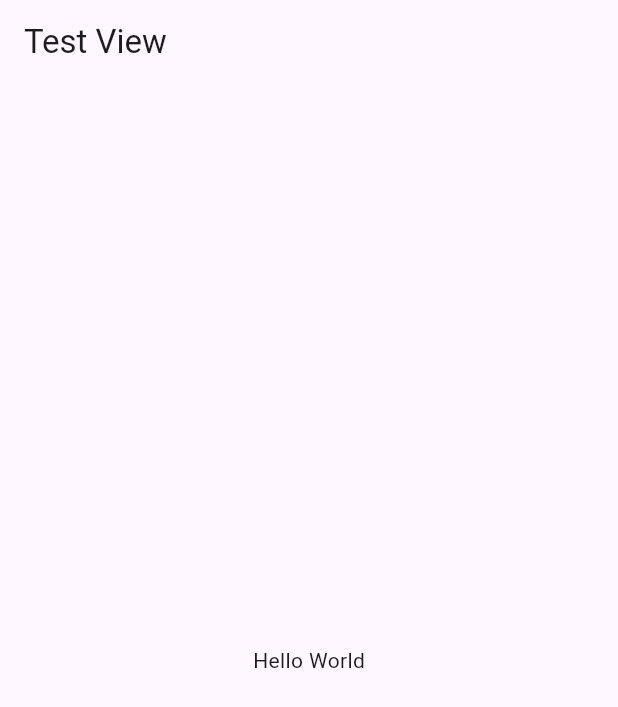
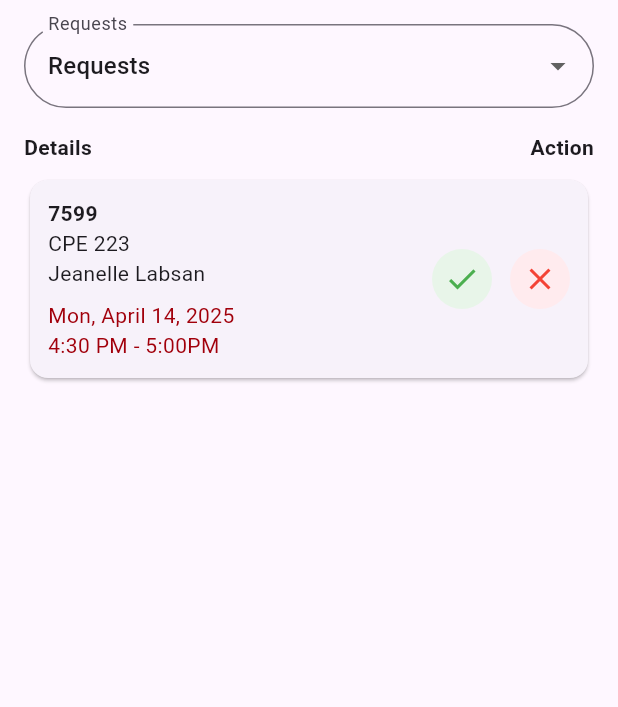
Before and after one commit to allenvincentt/UM-Consultation-App, a Flutter app: the screen it shows after launch, on a phone screen of 412 x 824 dp. Shown: the top 707 px of the screen. Run offline on Flutter 3.47's test engine with Material 3 defaults, Android fonts, the phone set to English and light mode, and no system bars.

Commit message:
FacultyView

```diff
--- a/lib/main.dart
+++ b/lib/main.dart
@@ -1,8 +1,8 @@
 import 'package:flutter/material.dart';
-import 'views/test_view.dart';
+import 'package:um_consultation_app/views/faculty.dart';
 
 void main() {
   runApp(MaterialApp(
-    home: TestView(),
+    home: FacultyView(),
   ));
 }
--- a/lib/viewmodels/test_viewmodels.dart
+++ /dev/null
@@ -1,3 +0,0 @@
-class TestViewModel {
-  String message = "Hello World";
-}
--- /dev/null
+++ b/lib/views/faculty.dart
@@ -0,0 +1,245 @@
+import 'package:flutter/material.dart';
+import '../viewmodels/faculty_viewmodel.dart';
+
+class FacultyView extends StatefulWidget {
+  @override
+  _FacultyViewState createState() => _FacultyViewState();
+}
+
+class _FacultyViewState extends State<FacultyView> {
+  String selectedTab = 'Requests';
+  final List<String> options = ['Requests', 'Consultations'];
+
+  // Only one request to manage
+  bool requestVisible = true;
+
+  // Consultation data
+  String? consultationStatus;
+  String? disapprovalReason;
+
+  @override
+  Widget build(BuildContext context) {
+    return Scaffold(
+      body: SafeArea(
+        child: Column(
+          children: [
+            // Dropdown
+            Padding(
+              padding: const EdgeInsets.all(16.0),
+              child: DropdownButtonFormField<String>(
+                decoration: InputDecoration(
+                  labelText: selectedTab,
+                  border: OutlineInputBorder(
+                    borderSide: BorderSide(color: Colors.red),
+                    borderRadius: BorderRadius.circular(30),
+                  ),
+                ),
+                value: selectedTab,
+                items: options
+                    .map((String value) => DropdownMenuItem<String>(
+                          value: value,
+                          child: Text(value),
+                        ))
+                    .toList(),
+                onChanged: (String? newValue) {
+                  if (newValue != null) {
+                    setState(() {
+                      selectedTab = newValue;
+                    });
+                  }
+                },
+              ),
+            ),
+
+            // Headers
+            Padding(
+              padding: const EdgeInsets.symmetric(horizontal: 16.0),
+              child: Row(
+                mainAxisAlignment: MainAxisAlignment.spaceBetween,
+                children: [
+                  const Text('Details', style: TextStyle(fontWeight: FontWeight.bold)),
+                  Text(selectedTab == 'Requests' ? 'Action' : 'Status',
+                      style: const TextStyle(fontWeight: FontWeight.bold)),
+                ],
+              ),
+            ),
+
+            // Content
+            Expanded(
+              child: ListView(
+                children: [
+                  if (selectedTab == 'Requests' && requestVisible)
+                    _buildRequestCard(context),
+                  if (selectedTab == 'Consultations' && consultationStatus != null)
+                    _buildConsultationCard(context),
+                ],
+              ),
+            ),
+          ],
+        ),
+      ),
+    );
+  }
+
+  Widget _buildRequestCard(BuildContext context) {
+    return Padding(
+      padding: const EdgeInsets.symmetric(horizontal: 16, vertical: 8),
+      child: Card(
+        child: Padding(
+          padding: const EdgeInsets.all(12.0),
+          child: Row(
+            mainAxisAlignment: MainAxisAlignment.spaceBetween,
+            children: [
+              _buildDetailsColumn(),
+              Row(
+                children: [
+                  GestureDetector(
+                    onTap: () {
+                      setState(() {
+                        requestVisible = false;
+                        consultationStatus = 'Approved';
+                        disapprovalReason = null;
+                      });
+                    },
+                    child: CircleAvatar(
+                      backgroundColor: Colors.green.shade50,
+                      child: Icon(Icons.check, color: Colors.green),
+                    ),
+                  ),
+                  const SizedBox(width: 12),
+                  GestureDetector(
+                    onTap: () => _promptDisapprovalReason(context),
+                    child: CircleAvatar(
+                      backgroundColor: Colors.red.shade50,
+                      child: Icon(Icons.close, color: Colors.red),
+                    ),
+                  ),
+                ],
+              ),
+            ],
+          ),
+        ),
+      ),
+    );
+  }
+
+  Widget _buildConsultationCard(BuildContext context) {
+    Color bgColor;
+    Color textColor;
+
+    switch (consultationStatus) {
+      case 'Approved':
+        bgColor = Colors.green.shade50;
+        textColor = Colors.green;
+        break;
+      case 'Disapproved':
+        bgColor = Colors.red.shade50;
+        textColor = Colors.red;
+        break;
+      default:
+        bgColor = Colors.grey.shade200;
+        textColor = Colors.grey;
+    }
+
+    return Padding(
+      padding: const EdgeInsets.symmetric(horizontal: 16, vertical: 8),
+      child: Card(
+        child: Padding(
+          padding: const EdgeInsets.all(12.0),
+          child: Row(
+            mainAxisAlignment: MainAxisAlignment.spaceBetween,
+            children: [
+              _buildDetailsColumn(),
+              InkWell(
+                onTap: () {
+                  if (consultationStatus == 'Disapproved') {
+                    _showDisapprovalReason(context);
+                  }
+                },
+                borderRadius: BorderRadius.circular(20),
+                child: Container(
+                  padding: const EdgeInsets.symmetric(horizontal: 12, vertical: 6),
+                  decoration: BoxDecoration(
+                    color: bgColor,
+                    borderRadius: BorderRadius.circular(20),
+                  ),
+                  child: Text(
+                    consultationStatus!,
+                    style: TextStyle(color: textColor, fontWeight: FontWeight.w500),
+                  ),
+                ),
+              ),
+            ],
+          ),
+        ),
+      ),
+    );
+  }
+
+  Widget _buildDetailsColumn() {
+    return Column(
+      crossAxisAlignment: CrossAxisAlignment.start,
+      children: const [
+        Text('7599', style: TextStyle(fontWeight: FontWeight.bold)),
+        Text('CPE 223'),
+        Text('Jeanelle Labsan'),
+        SizedBox(height: 8),
+        Text('Mon, April 14, 2025', style: TextStyle(color: Color(0xFFA1000B)),),
+        Text('4:30 PM - 5:00PM', style: TextStyle(color: Color(0xFFA1000B)),),
+      ],
+    );
+  }
+
+  void _promptDisapprovalReason(BuildContext context) {
+    final TextEditingController controller = TextEditingController();
+
+    showDialog(
+      context: context,
+      builder: (context) => AlertDialog(
+        title: const Text('Disapprove Request'),
+        content: TextField(
+          controller: controller,
+          maxLines: 3,
+          decoration: const InputDecoration(
+            hintText: 'Enter reason for disapproval...',
+          ),
+        ),
+        actions: [
+          TextButton(
+            onPressed: () => Navigator.of(context).pop(),
+            child: const Text('Cancel'),
+          ),
+          ElevatedButton(
+            onPressed: () {
+              setState(() {
+                requestVisible = false;
+                consultationStatus = 'Disapproved';
+                disapprovalReason = controller.text.trim().isEmpty
+                    ? 'No reason provided.'
+                    : controller.text.trim();
+              });
+              Navigator.of(context).pop();
+            },
+            child: const Text('Submit'),
+          ),
+        ],
+      ),
+    );
+  }
+
+  void _showDisapprovalReason(BuildContext context) {
+    showDialog(
+      context: context,
+      builder: (context) => AlertDialog(
+        title: const Text('Disapproval Reason'),
+        content: Text(disapprovalReason ?? 'No reason provided.'),
+        actions: [
+          TextButton(
+            child: const Text('OK'),
+            onPressed: () => Navigator.of(context).pop(),
+          ),
+        ],
+      ),
+    );
+  }
+}
--- a/lib/views/test_view.dart
+++ /dev/null
@@ -1,18 +0,0 @@
-import 'package:flutter/material.dart';
-import '../viewmodels/test_viewmodels.dart'; // Import ViewModel
-
-class TestView extends StatelessWidget {
-  final TestViewModel viewModel = TestViewModel(); // Instantiate ViewModel
-
-  @override
-  Widget build(BuildContext context) {
-    return Scaffold(
-      appBar: AppBar(
-        title: Text('Test View'),
-      ),
-      body: Center(
-        child: Text(viewModel.message), // Access data from ViewModel
-      ),
-    );
-  }
-}
```
Also changed, not shown: lib/viewmodels/faculty_viewmodel.dart (added).
